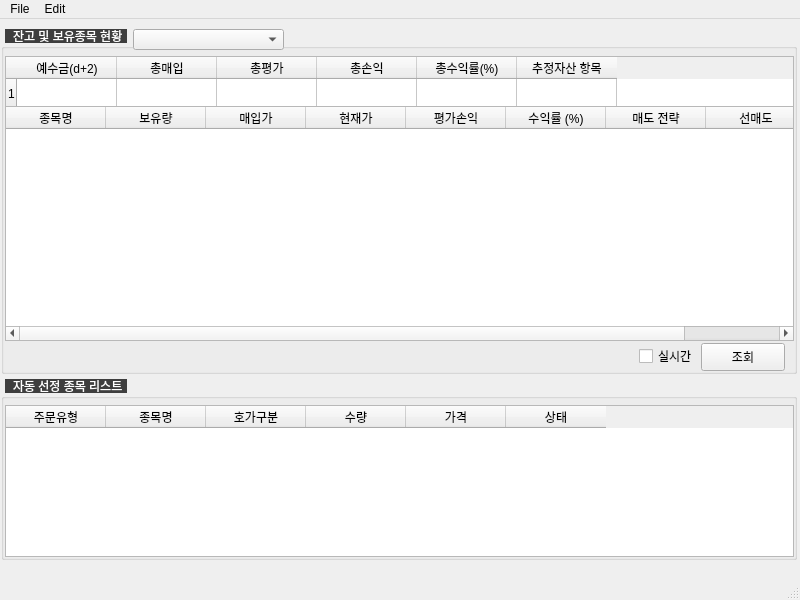
Before: the Qt Designer form view/app.ui in ggm1207/K-STOCK, drawn with Qt 5.
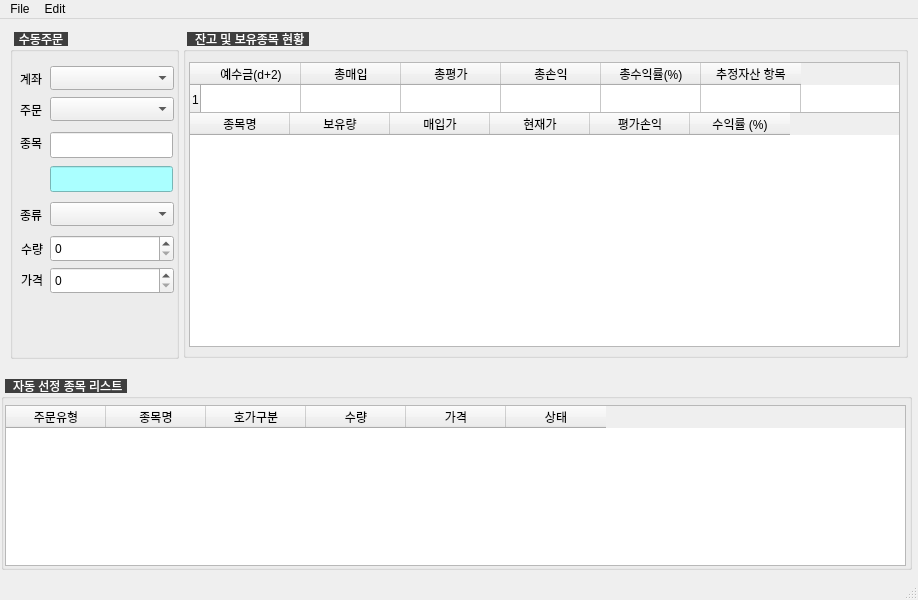
After: the same form once the commit is applied. Icons and pictures are not drawn.

```diff
--- a/view/app.ui
+++ b/view/app.ui
@@ -6,7 +6,7 @@
    <rect>
     <x>0</x>
     <y>0</y>
-    <width>800</width>
+    <width>918</width>
     <height>600</height>
    </rect>
   </property>
@@ -31,10 +31,10 @@
    <widget class="QGroupBox" name="curStatus">
     <property name="geometry">
      <rect>
-      <x>1</x>
-      <y>10</y>
-      <width>796</width>
-      <height>345</height>
+      <x>183</x>
+      <y>13</y>
+      <width>725</width>
+      <height>326</height>
      </rect>
     </property>
     <property name="styleSheet">
@@ -46,9 +46,9 @@
     <widget class="QTableWidget" name="balanceTable">
      <property name="geometry">
       <rect>
-       <x>4</x>
-       <y>27</y>
-       <width>789</width>
+       <x>6</x>
+       <y>30</y>
+       <width>711</width>
        <height>55</height>
       </rect>
      </property>
@@ -90,9 +90,9 @@
     <widget class="QTableWidget" name="stockTable">
      <property name="geometry">
       <rect>
-       <x>4</x>
-       <y>77</y>
-       <width>789</width>
+       <x>6</x>
+       <y>80</y>
+       <width>711</width>
        <height>235</height>
       </rect>
      </property>
@@ -126,21 +126,11 @@
        <string>수익률 (%)</string>
       </property>
      </column>
-     <column>
-      <property name="text">
-       <string>매도 전략</string>
-      </property>
-     </column>
-     <column>
-      <property name="text">
-       <string>선매도</string>
-      </property>
-     </column>
     </widget>
     <widget class="QCheckBox" name="realTime">
      <property name="geometry">
       <rect>
-       <x>638</x>
+       <x>756</x>
        <y>315</y>
        <width>59</width>
        <height>24</height>
@@ -153,7 +143,7 @@
     <widget class="QPushButton" name="check">
      <property name="geometry">
       <rect>
-       <x>700</x>
+       <x>818</x>
        <y>314</y>
        <width>84</width>
        <height>28</height>
@@ -163,24 +153,14 @@
       <string>조회</string>
      </property>
     </widget>
-    <widget class="QComboBox" name="accounts">
-     <property name="geometry">
-      <rect>
-       <x>132</x>
-       <y>0</y>
-       <width>151</width>
-       <height>21</height>
-      </rect>
-     </property>
-    </widget>
    </widget>
    <widget class="QGroupBox" name="eventList">
     <property name="geometry">
      <rect>
       <x>1</x>
       <y>360</y>
-      <width>796</width>
-      <height>181</height>
+      <width>911</width>
+      <height>191</height>
      </rect>
     </property>
     <property name="title">
@@ -191,8 +171,8 @@
       <rect>
        <x>4</x>
        <y>26</y>
-       <width>789</width>
-       <height>152</height>
+       <width>901</width>
+       <height>161</height>
       </rect>
      </property>
      <column>
@@ -227,6 +207,176 @@
      </column>
     </widget>
    </widget>
+   <widget class="QGroupBox" name="groupBox">
+    <property name="geometry">
+     <rect>
+      <x>10</x>
+      <y>13</y>
+      <width>169</width>
+      <height>327</height>
+     </rect>
+    </property>
+    <property name="title">
+     <string>수동주문</string>
+    </property>
+    <widget class="QLabel" name="label">
+     <property name="geometry">
+      <rect>
+       <x>10</x>
+       <y>36</y>
+       <width>27</width>
+       <height>21</height>
+      </rect>
+     </property>
+     <property name="text">
+      <string>계좌</string>
+     </property>
+    </widget>
+    <widget class="QComboBox" name="accounts">
+     <property name="geometry">
+      <rect>
+       <x>40</x>
+       <y>34</y>
+       <width>124</width>
+       <height>24</height>
+      </rect>
+     </property>
+    </widget>
+    <widget class="QComboBox" name="accounts_2">
+     <property name="geometry">
+      <rect>
+       <x>40</x>
+       <y>65</y>
+       <width>124</width>
+       <height>24</height>
+      </rect>
+     </property>
+    </widget>
+    <widget class="QLabel" name="label_2">
+     <property name="geometry">
+      <rect>
+       <x>10</x>
+       <y>67</y>
+       <width>27</width>
+       <height>21</height>
+      </rect>
+     </property>
+     <property name="text">
+      <string>주문</string>
+     </property>
+    </widget>
+    <widget class="QLabel" name="label_3">
+     <property name="geometry">
+      <rect>
+       <x>10</x>
+       <y>172</y>
+       <width>27</width>
+       <height>21</height>
+      </rect>
+     </property>
+     <property name="text">
+      <string>종류</string>
+     </property>
+    </widget>
+    <widget class="QComboBox" name="accounts_3">
+     <property name="geometry">
+      <rect>
+       <x>40</x>
+       <y>170</y>
+       <width>124</width>
+       <height>24</height>
+      </rect>
+     </property>
+    </widget>
+    <widget class="QLabel" name="label_4">
+     <property name="geometry">
+      <rect>
+       <x>11</x>
+       <y>237</y>
+       <width>27</width>
+       <height>21</height>
+      </rect>
+     </property>
+     <property name="text">
+      <string>가격</string>
+     </property>
+    </widget>
+    <widget class="QLabel" name="label_5">
+     <property name="geometry">
+      <rect>
+       <x>11</x>
+       <y>206</y>
+       <width>27</width>
+       <height>21</height>
+      </rect>
+     </property>
+     <property name="text">
+      <string>수량</string>
+     </property>
+    </widget>
+    <widget class="QLabel" name="label_6">
+     <property name="geometry">
+      <rect>
+       <x>10</x>
+       <y>100</y>
+       <width>27</width>
+       <height>21</height>
+      </rect>
+     </property>
+     <property name="text">
+      <string>종목</string>
+     </property>
+    </widget>
+    <widget class="QLineEdit" name="lineEdit">
+     <property name="geometry">
+      <rect>
+       <x>40</x>
+       <y>100</y>
+       <width>123</width>
+       <height>26</height>
+      </rect>
+     </property>
+    </widget>
+    <widget class="QLineEdit" name="lineEdit_2">
+     <property name="geometry">
+      <rect>
+       <x>40</x>
+       <y>134</y>
+       <width>123</width>
+       <height>26</height>
+      </rect>
+     </property>
+     <property name="styleSheet">
+      <string notr="true">background-color: rgb(170, 255, 255);</string>
+     </property>
+    </widget>
+    <widget class="QSpinBox" name="spinBox">
+     <property name="geometry">
+      <rect>
+       <x>40</x>
+       <y>203</y>
+       <width>124</width>
+       <height>27</height>
+      </rect>
+     </property>
+     <property name="maximum">
+      <number>1000000</number>
+     </property>
+     <property name="singleStep">
+      <number>50</number>
+     </property>
+    </widget>
+    <widget class="QSpinBox" name="spinBox_2">
+     <property name="geometry">
+      <rect>
+       <x>40</x>
+       <y>235</y>
+       <width>124</width>
+       <height>27</height>
+      </rect>
+     </property>
+    </widget>
+   </widget>
    <zorder>eventList</zorder>
    <zorder>curStatus</zorder>
   </widget>
@@ -236,7 +386,7 @@
     <rect>
      <x>0</x>
      <y>0</y>
-     <width>800</width>
+     <width>918</width>
      <height>23</height>
     </rect>
    </property>
```
Left out of the diff: 1 changed line with no effect on the pictures.
